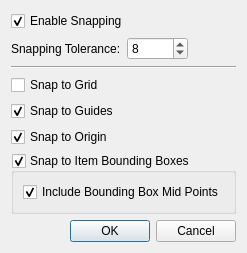
Old version of the form Editor/src/Dialogs/DlgSnappingSettings.ui in the repository GameOverture/HarmonyEngine.
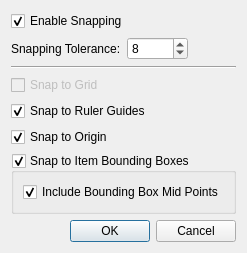
New version of the form.

```diff
--- a/Editor/src/Dialogs/DlgSnappingSettings.ui
+++ b/Editor/src/Dialogs/DlgSnappingSettings.ui
@@ -70,6 +70,9 @@
    </item>
    <item>
     <widget class="QCheckBox" name="chkSnapToGrid">
+     <property name="enabled">
+      <bool>false</bool>
+     </property>
      <property name="text">
       <string>Snap to Grid</string>
      </property>
@@ -78,7 +81,7 @@
    <item>
     <widget class="QCheckBox" name="chkSnapToGuides">
      <property name="text">
-      <string>Snap to Guides</string>
+      <string>Snap to Ruler Guides</string>
      </property>
      <property name="checked">
       <bool>true</bool>
```
